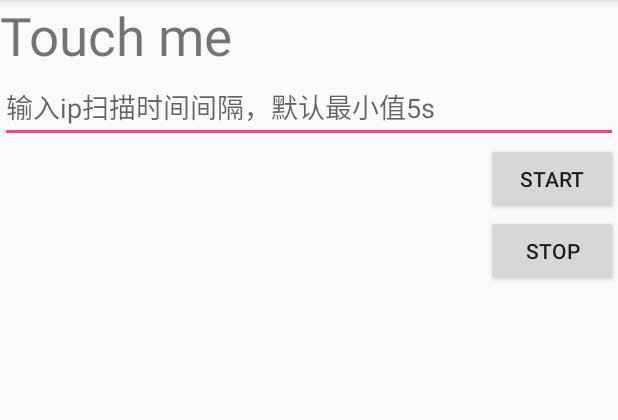
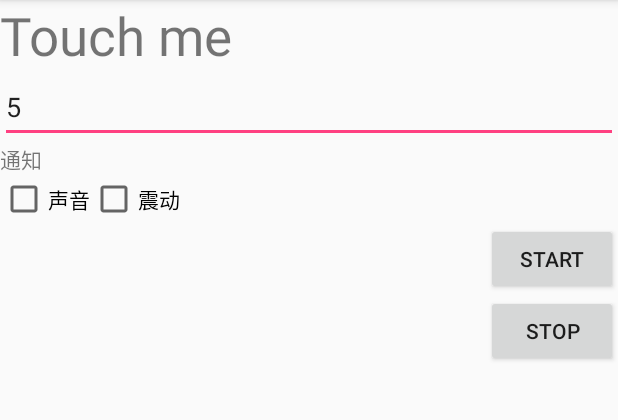
Before and after one commit to jiefangjun/WatchIp, an Android app: the screen it shows after launch (MainActivity), on a phone screen of 412 x 824 dp, the part 84-504 px from its top. Run offline under Robolectric (Android 15) with nearby library versions, the phone set to English and light mode, and no system bars.

```diff
--- a/app/src/main/java/gq/fokia/lockip/MainActivity.java
+++ b/app/src/main/java/gq/fokia/lockip/MainActivity.java
@@ -1,5 +1,6 @@
 package gq.fokia.lockip;
 
+import android.app.Notification;
 import android.content.ComponentName;
 import android.content.Context;
 import android.content.Intent;
@@ -8,19 +9,17 @@ import android.content.SharedPreferences;
 import android.net.ConnectivityManager;
 import android.net.NetworkInfo;
 import android.os.IBinder;
+import android.preference.PreferenceManager;
 import android.support.v7.app.AppCompatActivity;
 import android.os.Bundle;
 import android.util.Log;
 import android.view.View;
 import android.widget.Button;
+import android.widget.CheckBox;
 import android.widget.EditText;
 import android.widget.TextView;
 import android.widget.Toast;
 
-import java.net.InetAddress;
-import java.net.NetworkInterface;
-import java.net.SocketException;
-import java.util.Enumeration;
 
 import static gq.fokia.lockip.GetIpStatus.intervalTime;
 
@@ -32,23 +31,50 @@ public class MainActivity extends AppCompatActivity implements View.OnClickListe
     private static String KEY = "ip";
     private IpUtils ipUtils;
     private EditText interval;
+    public CheckBox voice;
+    public CheckBox vibration;
+    public Boolean bvoice = false;
+    public Boolean bvibration = false;
+    private SharedPreferences pref;
     @Override
     protected void onCreate(Bundle savedInstanceState) {
         super.onCreate(savedInstanceState);
         setContentView(R.layout.activity_main);
+        pref = getSharedPreferences("data", 0);
         textView = (TextView) findViewById(R.id.ip);
         textView.setOnClickListener(this);
+        voice = (CheckBox) findViewById(R.id.voice);
+        vibration = (CheckBox) findViewById(R.id.vibration);
+
         start = (Button) findViewById(R.id.start);
         start.setOnClickListener(this);
         stop = (Button) findViewById(R.id.stop);
         stop.setOnClickListener(this);
+
         interval = (EditText) findViewById(R.id.editText);
         Log.d("MainActivity","on Executed");
+
+        bvoice = pref.getBoolean("voice", false);
+        bvibration = pref.getBoolean("vibration", false);
+        intervalTime = pref.getInt("intervalTime", 5);
+        voice.setChecked(bvoice);
+        vibration.setChecked(bvibration);
+
+        interval.setText(intervalTime+"");
+        //设置光标位置
+        interval.setSelection((intervalTime+"").length());
+
         if(savedInstanceState != null){
             ip = savedInstanceState.getString(KEY,"Touch me");
             textView.setText(ip);
             intervalTime = savedInstanceState.getInt("intervalTime",1);
-            interval.setText(intervalTime);
+            interval.setText(intervalTime+"");
+
+            bvoice = savedInstanceState.getBoolean("voice", false);
+            bvibration = savedInstanceState.getBoolean("vibration", false);
+
+            voice.setChecked(bvoice);
+            vibration.setChecked(bvibration);
         }
         ipUtils = new IpUtils(this,true);
     }
@@ -56,6 +82,7 @@ public class MainActivity extends AppCompatActivity implements View.OnClickListe
     @Override
     protected void onDestroy(){
         super.onDestroy();
+        Log.d("MainActivity","onDestroy Executed");
         saveData();
     }
 
@@ -63,6 +90,8 @@ public class MainActivity extends AppCompatActivity implements View.OnClickListe
     public void onSaveInstanceState(Bundle savedInstanceState){
         super.onSaveInstanceState(savedInstanceState);
         savedInstanceState.putString(KEY, ip);
+        savedInstanceState.putBoolean("voice", bvoice);
+        savedInstanceState.putBoolean("vibration", bvibration);
     }
 
 
@@ -74,12 +103,26 @@ public class MainActivity extends AppCompatActivity implements View.OnClickListe
                 break;
             case R.id.start:
                 if(setText()) {
-                    //intervalTime = interval.getTextDirection();
+
                     String interval_text = interval.getText().toString().trim();
                     if(!interval_text.isEmpty()) {
                         intervalTime = Integer.parseInt(interval.getText().toString());
                         Log.d("MainActivity", intervalTime + "");
                     }
+                    SharedPreferences.Editor editor = getSharedPreferences("data",0).edit();
+                    Log.d("voice.isChecked()",voice.isChecked()+"");
+                    if(voice.isChecked()){
+                        editor.putBoolean("voice", true);
+                    }else {
+                        editor.putBoolean("voice", false);
+                    }
+                    if(vibration.isChecked())
+                    {
+                        editor.putBoolean("vibration", true);
+                    }else {
+                        editor.putBoolean("vibration", false);
+                    }
+                    editor.commit();
                     Intent startIntent = new Intent(this, GetIpStatus.class);
                     startService(startIntent);
                 }
@@ -92,10 +135,20 @@ public class MainActivity extends AppCompatActivity implements View.OnClickListe
                 break;
         }
     }
+
     public void saveData(){
         SharedPreferences.Editor editor = getSharedPreferences("data",0).edit();
         editor.putString("ipAddress",ip);
+
         editor.putInt("intervalTime",intervalTime);
+        if(voice.isChecked()){
+            bvoice = true;
+        }
+        if(vibration.isChecked()){
+            bvibration = true;
+        }
+        editor.putBoolean("voice", bvoice);
+        editor.putBoolean("vibration", bvibration);
         editor.commit();
     }
 
--- a/app/src/main/res/layout/activity_main.xml
+++ b/app/src/main/res/layout/activity_main.xml
@@ -6,6 +6,7 @@
     android:layout_height="match_parent"
     android:orientation="vertical"
     tools:context="gq.fokia.lockip.MainActivity">
+
 
     <TextView
         android:id="@+id/ip"
@@ -21,6 +22,40 @@
         android:ems="10"
         android:hint="输入ip扫描时间间隔，默认最小值5s"
         android:id="@+id/editText" />
+
+    <LinearLayout
+        android:orientation="vertical"
+        android:layout_width="match_parent"
+        android:layout_height="wrap_content">
+
+
+        <TextView
+            android:text="通知"
+            android:layout_width="wrap_content"
+            android:layout_height="wrap_content"
+            android:id="@+id/textView" />
+
+        <LinearLayout
+            android:layout_width="wrap_content"
+            android:layout_height="wrap_content"
+            android:orientation="horizontal">
+
+            <CheckBox
+                android:text="声音"
+                android:layout_width="wrap_content"
+                android:layout_height="wrap_content"
+                android:id="@+id/voice" />
+
+            <CheckBox
+                android:text="震动"
+                android:layout_width="wrap_content"
+                android:layout_height="wrap_content"
+                android:id="@+id/vibration" />
+        </LinearLayout>
+
+
+    </LinearLayout>
+
 
     <LinearLayout
         android:orientation="vertical"
```
Also changed, not shown: app/src/main/java/gq/fokia/lockip/GetIpStatus.java (+17 -2 lines).
